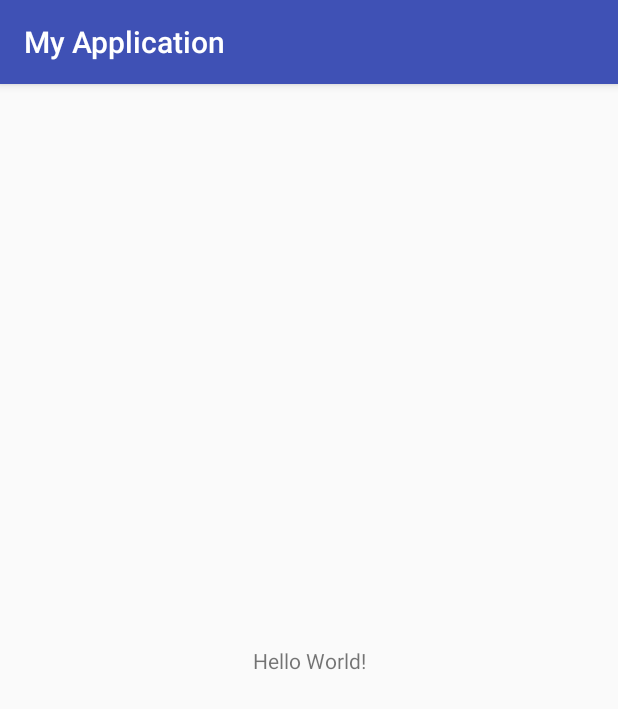
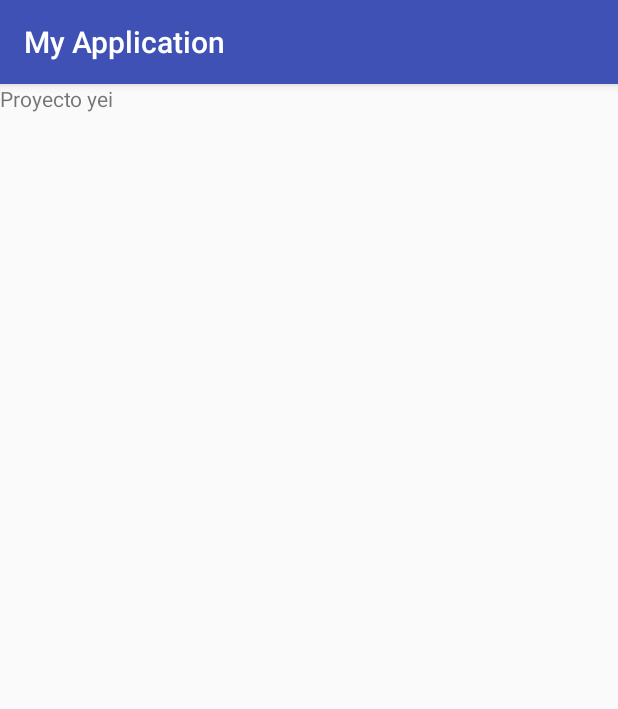
Before and after one commit to RDR96/PDM_Proyecto, an Android app: the screen it shows after launch (MainActivity), on a phone screen of 412 x 824 dp. Shown: the top 709 px of the screen. Run offline under Robolectric (Android 15) with nearby library versions, the light colour scheme and no system bars.

Commit message:
Creando MainActivity

```diff
--- a/app/src/main/java/com/example/carlos/myapplication/MainActivity.java
+++ b/app/src/main/java/com/example/carlos/myapplication/MainActivity.java
@@ -9,5 +9,6 @@
     protected void onCreate(Bundle savedInstanceState) {
         super.onCreate(savedInstanceState);
         setContentView(R.layout.activity_main);
+
     }
 }
--- a/app/src/main/res/layout/activity_main.xml
+++ b/app/src/main/res/layout/activity_main.xml
@@ -1,5 +1,5 @@
 <?xml version="1.0" encoding="utf-8"?>
-<android.support.constraint.ConstraintLayout xmlns:android="http://schemas.android.com/apk/res/android"
+<LinearLayout xmlns:android="http://schemas.android.com/apk/res/android"
     xmlns:app="http://schemas.android.com/apk/res-auto"
     xmlns:tools="http://schemas.android.com/tools"
     android:layout_width="match_parent"
@@ -9,10 +9,10 @@
     <TextView
         android:layout_width="wrap_content"
         android:layout_height="wrap_content"
-        android:text="Hello World!"
+        android:text="Proyecto yei"
         app:layout_constraintBottom_toBottomOf="parent"
         app:layout_constraintLeft_toLeftOf="parent"
         app:layout_constraintRight_toRightOf="parent"
         app:layout_constraintTop_toTopOf="parent" />
 
-</android.support.constraint.ConstraintLayout>
+</LinearLayout>
```
